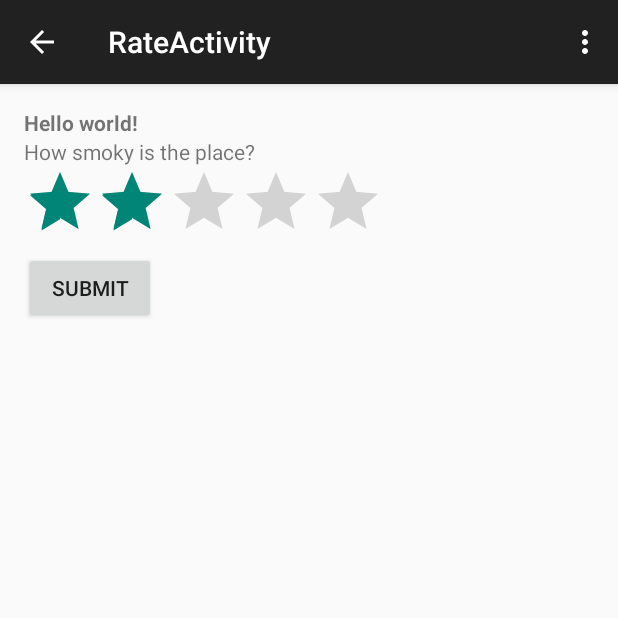
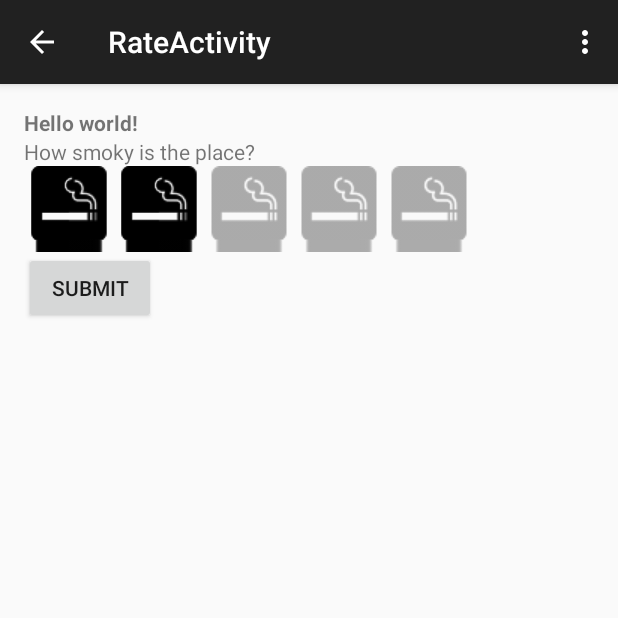
Before and after one commit to nschloe/smoky, an Android app: the RateActivity screen opened directly, with no data from a screen before it, on a phone screen of 412 x 824 dp, the top half of it. Run offline under Robolectric (Android 15) with nearby library versions, the light colour scheme and no system bars; 2 statements that could not run were skipped.

Commit message:
add custom rating bar

```diff
--- /dev/null
+++ b/app/src/main/res/drawable/ratingbar_smoke.xml
@@ -0,0 +1,6 @@
+<?xml version="1.0" encoding="UTF-8"?>
+<layer-list xmlns:android="http://schemas.android.com/apk/res/android">
+  <item android:id="@android:id/background" android:drawable="@drawable/smoke_empty" />
+  <item android:id="@android:id/secondaryProgress" android:drawable="@drawable/smoke_half" />
+  <item android:id="@android:id/progress" android:drawable="@drawable/smoke_full" />
+</layer-list>
--- a/app/src/main/res/layout/activity_rate.xml
+++ b/app/src/main/res/layout/activity_rate.xml
@@ -29,7 +29,9 @@
         android:layout_height="wrap_content"
         android:numStars="5"
         android:stepSize="1.0"
-        android:rating="2.0" />
+        android:rating="2.0"
+        android:progressDrawable="@drawable/ratingbar_smoke"
+        />
 
     <Button
         android:layout_width="wrap_content"
```
Also changed, not shown: app/src/main/res/drawable/smoke_empty.png (added), app/src/main/res/drawable/smoke_full.png (added), app/src/main/res/drawable/smoke_half.png (added).
